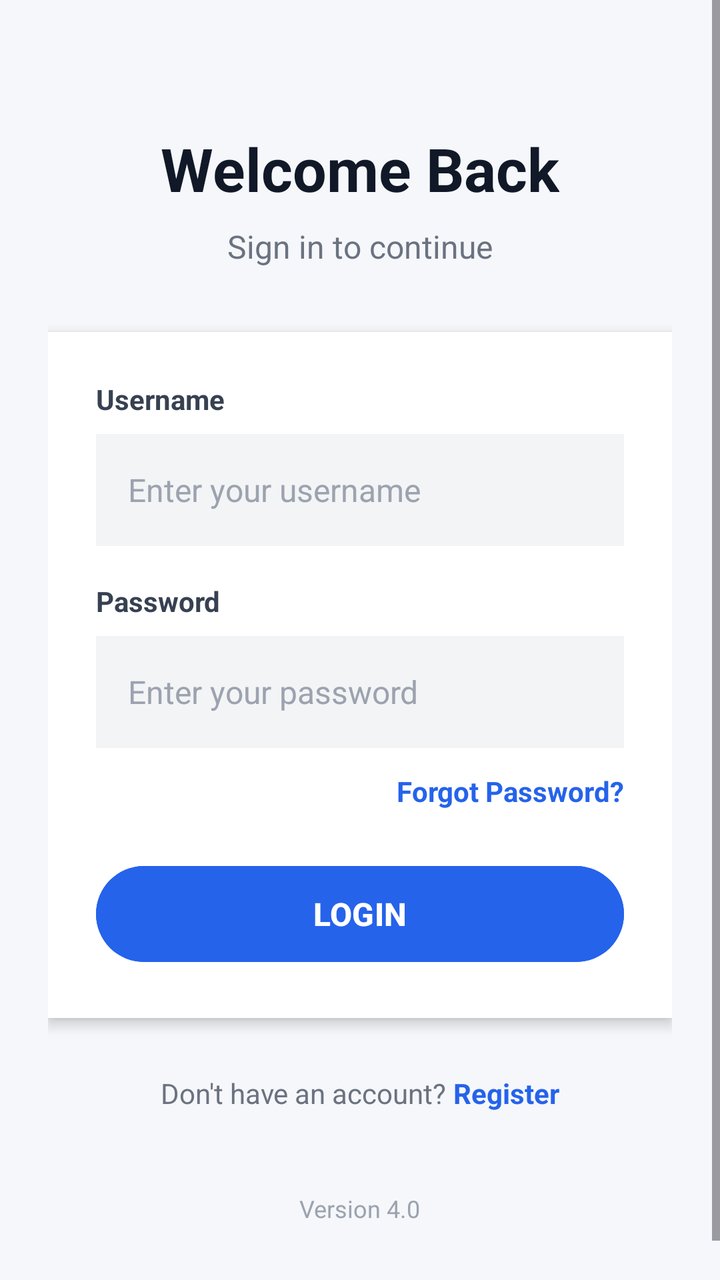
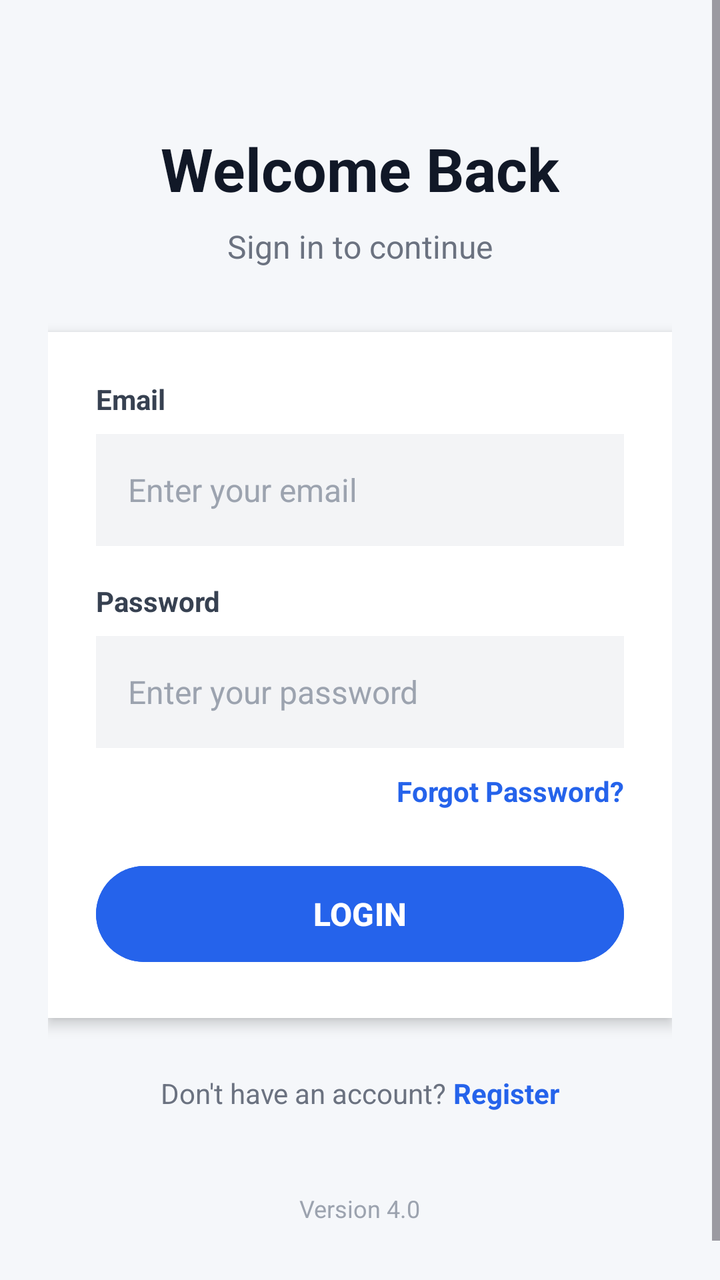

Compare the two renders of this Android layout. The source of the first and the diff that turns it into the second are given below.
<!-- AndroidManifest.xml: application theme Theme.Recanil -->
<!-- res/layout/recanil.xml -->
<?xml version="1.0" encoding="utf-8"?>
<ScrollView xmlns:android="http://schemas.android.com/apk/res/android"
    android:layout_width="match_parent"
    android:layout_height="match_parent"
    android:fillViewport="true"
    android:background="#F5F7FA">

    <LinearLayout
        android:id="@+id/main"
        android:layout_width="match_parent"
        android:layout_height="wrap_content"
        android:orientation="vertical"
        android:gravity="center_horizontal"
        android:padding="24dp">

        
        <LinearLayout
            android:layout_width="match_parent"
            android:layout_height="wrap_content"
            android:gravity="center"
            android:orientation="vertical"
            android:paddingTop="40dp"
            android:paddingBottom="32dp">

            <TextView
                android:layout_width="wrap_content"
                android:layout_height="wrap_content"
                android:text="Welcome Back"
                android:textColor="#111827"
                android:textSize="30sp"
                android:textStyle="bold" />

            <TextView
                android:layout_width="wrap_content"
                android:layout_height="wrap_content"
                android:layout_marginTop="8dp"
                android:text="Sign in to continue"
                android:textColor="#6B7280"
                android:textSize="16sp" />

        </LinearLayout>

        
        <LinearLayout
            android:layout_width="match_parent"
            android:layout_height="wrap_content"
            android:orientation="vertical"
            android:background="#FFFFFF"
            android:elevation="4dp"
            android:padding="24dp">

            
            <TextView
                android:layout_width="wrap_content"
                android:layout_height="wrap_content"
                android:text="Username"
                android:textColor="#374151"
                android:textSize="14sp"
                android:textStyle="bold" />

            <EditText
                android:id="@+id/usernameInput"
                android:layout_width="match_parent"
                android:layout_height="56dp"
                android:layout_marginTop="8dp"
                android:layout_marginBottom="18dp"
                android:background="#F3F4F6"
                android:hint="Enter your username"
                android:inputType="text"
                android:importantForAutofill="no"
                android:paddingStart="16dp"
                android:paddingEnd="16dp"
                android:textColor="#111827"
                android:textColorHint="#9CA3AF"
                android:textSize="16sp" />

            
            <TextView
                android:layout_width="wrap_content"
                android:layout_height="wrap_content"
                android:text="Password"
                android:textColor="#374151"
                android:textSize="14sp"
                android:textStyle="bold" />

            <EditText
                android:id="@+id/passwordInput"
                android:layout_width="match_parent"
                android:layout_height="56dp"
                android:layout_marginTop="8dp"
                android:background="#F3F4F6"
                android:hint="Enter your password"
                android:inputType="textPassword"
                android:importantForAutofill="no"
                android:paddingStart="16dp"
                android:paddingEnd="16dp"
                android:textColor="#111827"
                android:textColorHint="#9CA3AF"
                android:textSize="16sp" />

            
            <TextView
                android:id="@+id/forgotPassword"
                android:layout_width="wrap_content"
                android:layout_height="wrap_content"
                android:layout_gravity="end"
                android:layout_marginTop="12dp"
                android:clickable="true"
                android:focusable="true"
                android:text="Forgot Password?"
                android:textColor="#2563EB"
                android:textSize="14sp"
                android:textStyle="bold" />

            
            <Button
                android:id="@+id/loginBtn"
                android:layout_width="match_parent"
                android:layout_height="56dp"
                android:layout_marginTop="24dp"
                android:backgroundTint="#2563EB"
                android:text="LOGIN"
                android:textAllCaps="false"
                android:textColor="#FFFFFF"
                android:textSize="16sp"
                android:textStyle="bold" />

        </LinearLayout>

        
        <LinearLayout
            android:layout_width="wrap_content"
            android:layout_height="wrap_content"
            android:layout_marginTop="28dp"
            android:gravity="center"
            android:orientation="horizontal">

            <TextView
                android:layout_width="wrap_content"
                android:layout_height="wrap_content"
                android:text="Don't have an account? "
                android:textColor="#6B7280"
                android:textSize="14sp" />

            <TextView
                android:id="@+id/registerBtn"
                android:layout_width="wrap_content"
                android:layout_height="wrap_content"
                android:clickable="true"
                android:focusable="true"
                android:text="Register"
                android:textColor="#2563EB"
                android:textSize="14sp"
                android:textStyle="bold" />

        </LinearLayout>

        
        <TextView
            android:layout_width="wrap_content"
            android:layout_height="wrap_content"
            android:layout_marginTop="40dp"
            android:layout_marginBottom="24dp"
            android:text="Version 4.0"
            android:textColor="#9CA3AF"
            android:textSize="12sp" />

    </LinearLayout>

</ScrollView>
<!-- resources referenced by this layout -->
<resources>
  <style name="Theme.Recanil" parent="Base.Theme.Recanil" />
  <style name="Base.Theme.Recanil" parent="Theme.Material3.DayNight.NoActionBar">
          
          
      </style>
</resources>

<!-- the commit's change to res/layout/recanil.xml (unified diff, before → after) -->
@@ -53,7 +53,7 @@
             <TextView
                 android:layout_width="wrap_content"
                 android:layout_height="wrap_content"
-                android:text="Username"
+                android:text="Email"
                 android:textColor="#374151"
                 android:textSize="14sp"
                 android:textStyle="bold" />
@@ -65,7 +65,7 @@
                 android:layout_marginTop="8dp"
                 android:layout_marginBottom="18dp"
                 android:background="#F3F4F6"
-                android:hint="Enter your username"
+                android:hint="Enter your email"
                 android:inputType="text"
                 android:importantForAutofill="no"
                 android:paddingStart="16dp"
